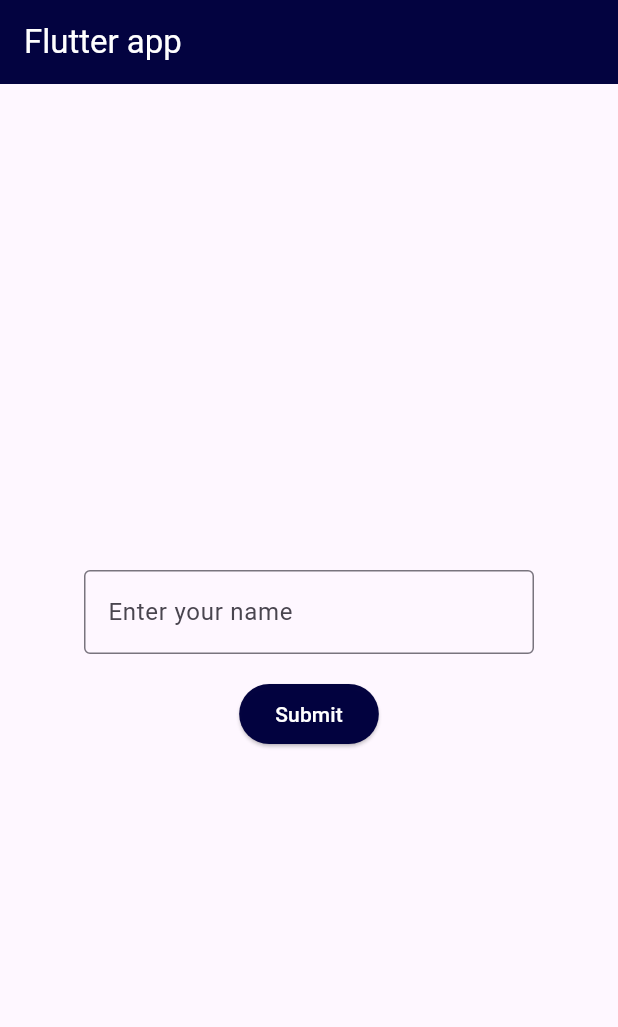
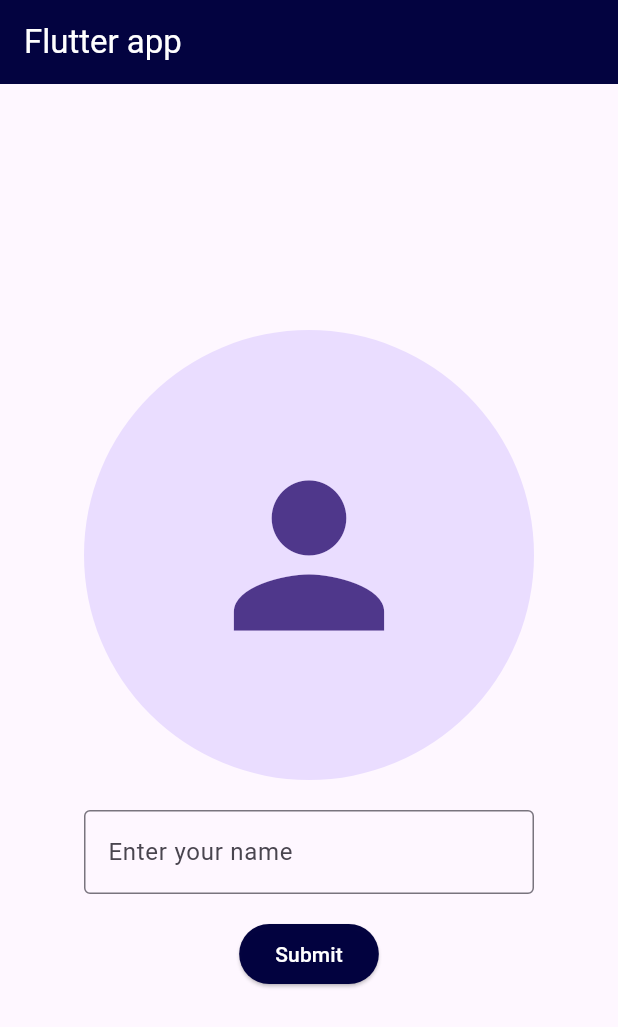
Before and after one commit to Alone-Prodipta/My-Application, a Flutter app: the screen it shows after launch, on a phone screen of 412 x 824 dp. Shown: the top 1027 px of the screen. Run offline on Flutter 3.47's test engine with Material 3 defaults, Android fonts, the phone set to English and light mode, and no system bars.

Commit message:
added a profile icon

```diff
--- a/val_pass/lib/main.dart
+++ b/val_pass/lib/main.dart
@@ -25,6 +25,11 @@ class _val_passState extends State<val_pass> {
           child: Column(
             mainAxisSize: MainAxisSize.min,
             children: [
+              const CircleAvatar(
+                radius: 150,
+                child: Icon(Icons.person, size: 150),
+              ),
+              const SizedBox(height: 20),
               SizedBox(
                 width: 300,
                 child: TextField(
```
